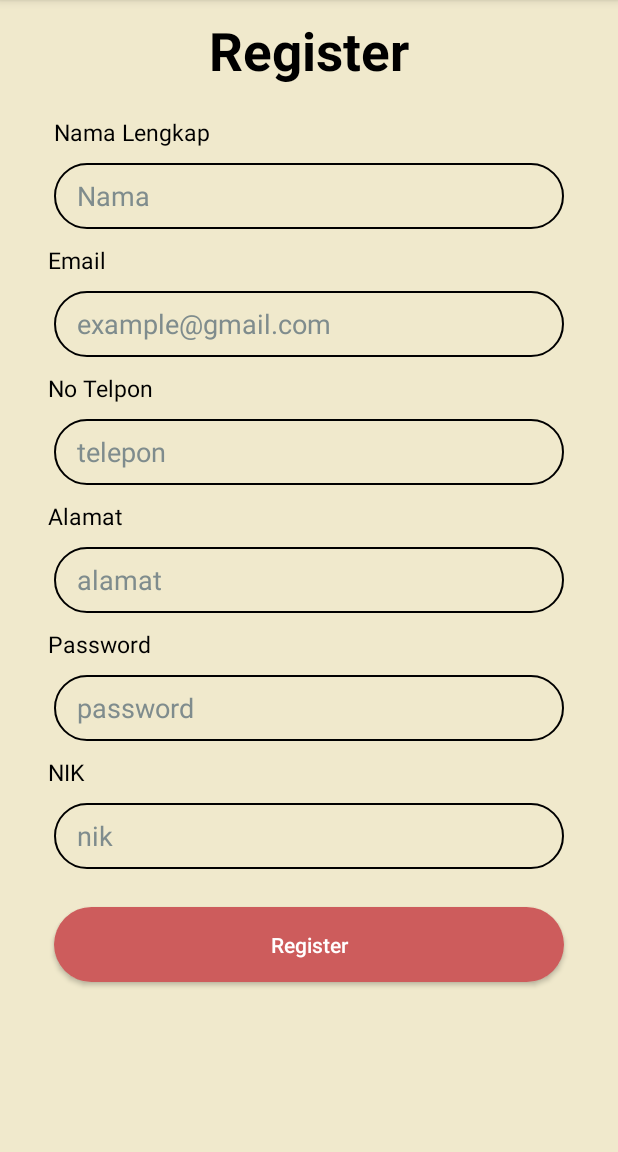
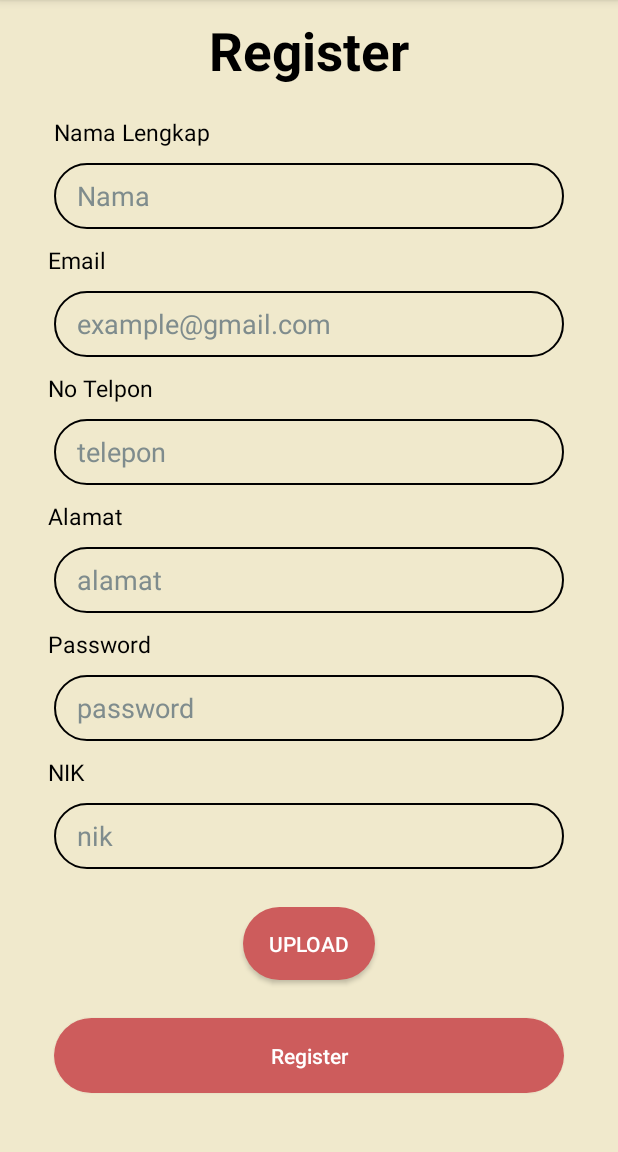
Before and after one commit to nandamodjo21/frontend-greenrock, an Android app: the Register screen opened directly, with no data from a screen before it, on a phone screen of 412 x 824 dp, the part 84-1236 px from its top. Run offline under Robolectric (Android 15) with nearby library versions, the phone set to English and light mode, and no system bars; our stand-ins replace Volley; network calls fail.

Commit message:
fix:update activity register

```diff
--- a/app/src/main/res/layout/activity_register.xml
+++ b/app/src/main/res/layout/activity_register.xml
@@ -144,6 +144,22 @@
                 android:hint="nik"
                 android:inputType="number"
                 android:textColorHint="@color/gray"/>
+            <ImageView
+                android:id="@+id/imgktp"
+                android:layout_width="wrap_content"
+                android:layout_gravity="center"
+                android:layout_marginTop="15dp"
+                android:layout_height="wrap_content"
+                />
+            <androidx.appcompat.widget.AppCompatButton
+                android:id="@+id/btnktp"
+                android:layout_width="wrap_content"
+                android:layout_height="wrap_content"
+                android:text="Upload"
+                android:textColor="@color/white"
+                android:layout_marginTop="10dp"
+                android:background="@drawable/btnstyle"
+                android:layout_gravity="center"/>
 
 
             <androidx.appcompat.widget.AppCompatButton
```
